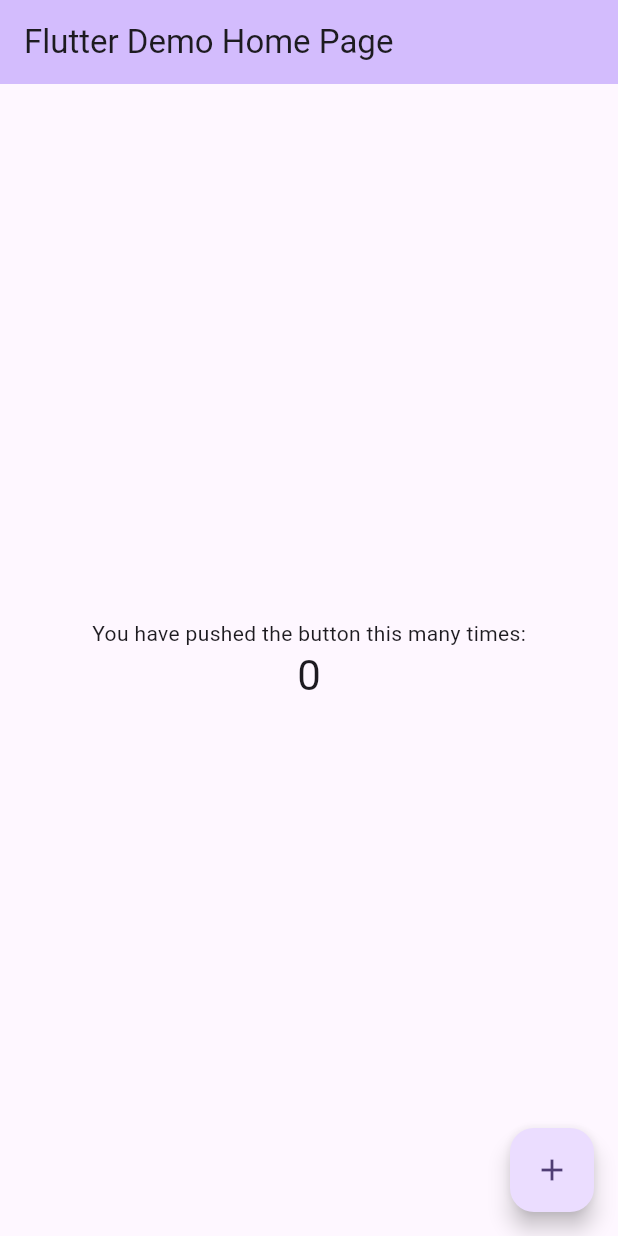
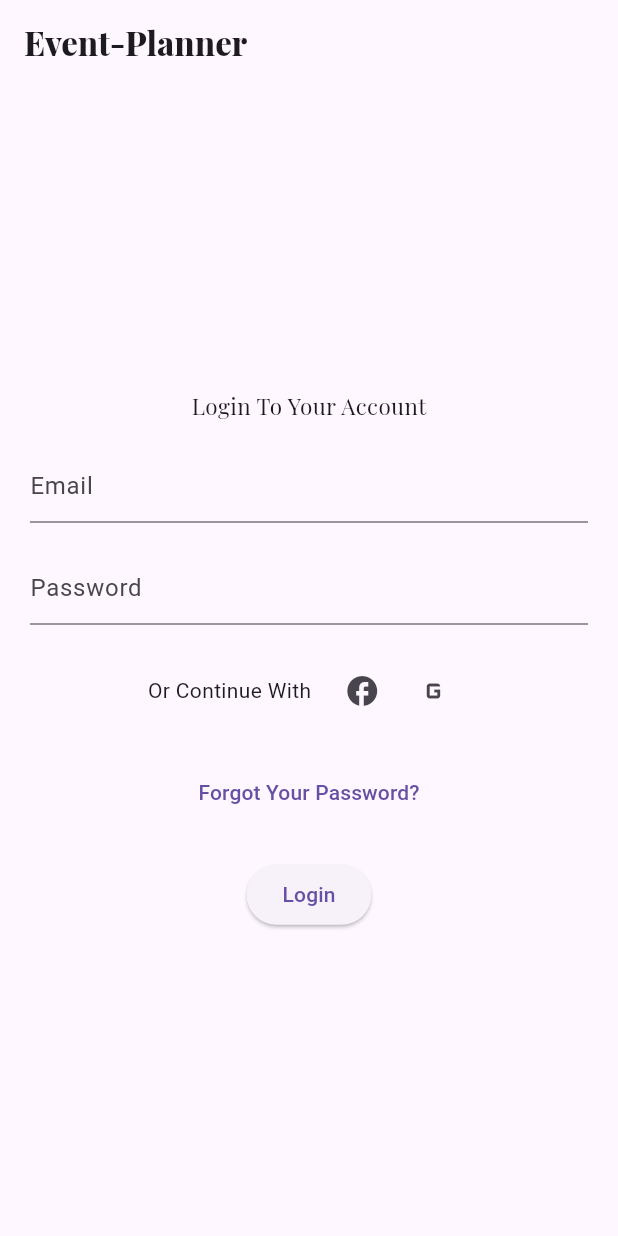
Before and after one commit to RedEyesNCode/Flutter-EventPlanner, a Flutter app: the screen it shows after launch, on a phone screen of 412 x 824 dp. Run offline on Flutter 3.47's test engine with Material 3 defaults, Android fonts, the phone set to English and light mode, and no system bars.

Commit message:
Update for changes login_screen.dart

```diff
--- a/lib/main.dart
+++ b/lib/main.dart
@@ -1,4 +1,5 @@
 import 'package:flutter/material.dart';
+import 'package:flutter_eventplanner/src/view/screens/login_screen.dart';
 
 void main() {
   runApp(const MyApp());
@@ -10,6 +11,12 @@ class MyApp extends StatelessWidget {
   // This widget is the root of your application.
   @override
   Widget build(BuildContext context) {
+
+    return MaterialApp(
+      title: 'FoodNinja',
+      home: LoginScreen(), // Your login_screen.dart goes here
+    );
+
     return MaterialApp(
       title: 'Flutter Demo',
       theme: ThemeData(
--- /dev/null
+++ b/lib/src/view/screens/login_screen.dart
@@ -0,0 +1,91 @@
+import 'package:flutter/cupertino.dart';
+import 'package:flutter/material.dart';
+
+
+
+class LoginScreen extends StatelessWidget {
+
+  @override
+  Widget build(BuildContext context) {
+    // TODO: implement build
+
+    return LoginScreenUI();
+  }
+}
+
+class LoginScreenUI extends StatefulWidget {
+  @override
+  State<StatefulWidget> createState() {
+    // TODO: implement createState
+    return _LoginScreenUI();
+  }
+
+}
+class _LoginScreenUI extends State<LoginScreenUI>{
+
+
+  @override
+  Widget build(BuildContext context) {
+    // TODO: implement build
+    return Scaffold(
+      appBar: AppBar(
+        title: Text('Event-Planner',style: TextStyle( fontFamily: 'PlayfairDisplay',
+          fontWeight: FontWeight.w800),),
+      ),
+      body: Center(
+        child: Container(
+          padding: EdgeInsets.all(20.0),
+          child: Column(
+            mainAxisAlignment: MainAxisAlignment.center,
+            children: <Widget>[
+              Text('Login To Your Account',style: TextStyle( fontFamily: 'PlayfairDisplay',
+                  fontWeight: FontWeight.w400,fontSize: 15),),
+              SizedBox(height: 20.0),
+              TextField(
+                decoration: InputDecoration(
+                  hintText: 'Email',
+                ),
+              ),
+              SizedBox(height: 20.0),
+              TextField(
+                obscureText: true,
+                decoration: InputDecoration(
+                  hintText: 'Password',
+                ),
+              ),
+              SizedBox(height: 20.0),
+              Row(
+                mainAxisAlignment: MainAxisAlignment.center,
+                children: <Widget>[
+                  Text('Or Continue With'),
+                  SizedBox(width: 10.0),
+                  IconButton(
+                    icon: Icon(Icons.facebook),
+                    onPressed: () => print('Login with Facebook'),
+                  ),
+                  IconButton(
+                    icon: Icon(Icons.g_mobiledata),
+                    onPressed: () => print('Login with Google'),
+                  ),
+                ],
+              ),
+              SizedBox(height: 20.0),
+              TextButton(
+                onPressed: () => print('Forgot Password'),
+                child: Text('Forgot Your Password?'),
+              ),
+              SizedBox(height: 20.0),
+              ElevatedButton(
+                onPressed: () => print('Login'),
+                child: Text('Login'),
+              ),
+            ],
+          ),
+        ),
+      ),
+    );
+
+  }
+
+
+}
--- a/pubspec.yaml
+++ b/pubspec.yaml
@@ -57,6 +57,10 @@ flutter:
   # included with your application, so that you can use the icons in
   # the material Icons class.
   uses-material-design: true
+  fonts:
+    - family: PlayfairDisplay  # Use a custom name for your font family
+      fonts:
+        - asset: lib/src/fonts/PlayfairDisplay.ttf
 
   # To add assets to your application, add an assets section, like this:
   # assets:
```
Also changed, not shown: lib/src/fonts/PlayfairDisplay.ttf (added), 1 other file.
